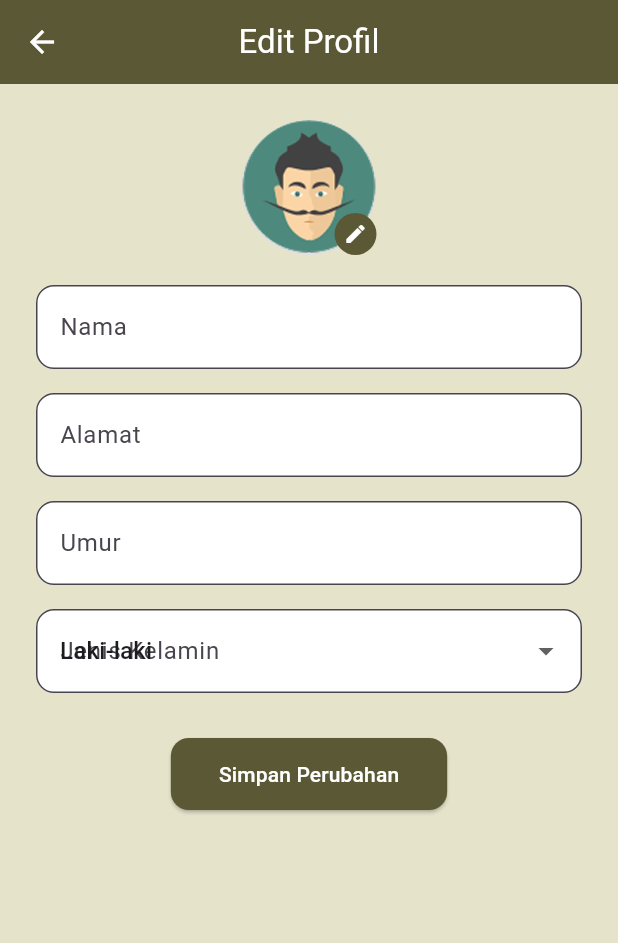
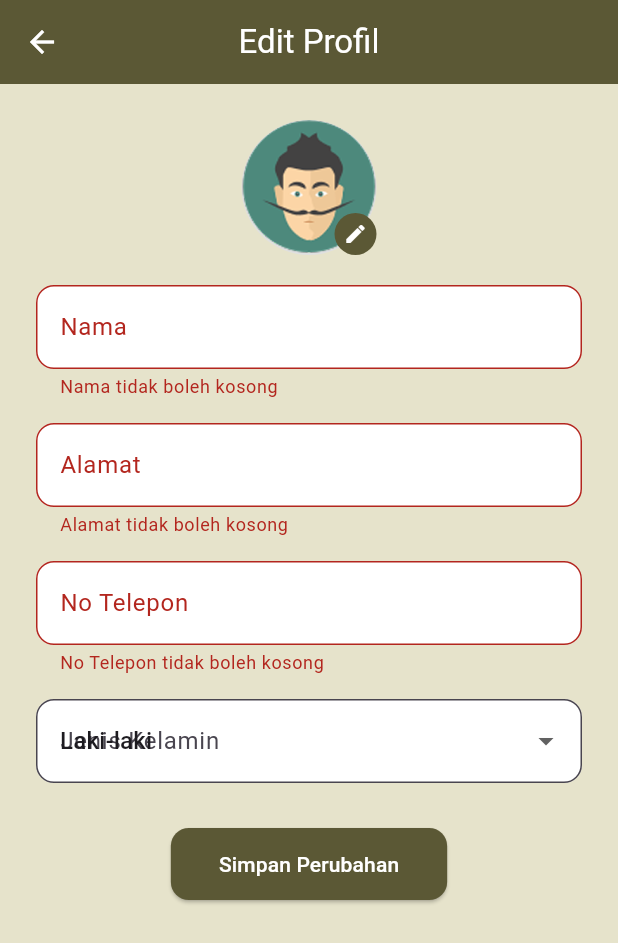
Before and after one commit to fnrss/localmart_v1, a Flutter app: the EditProfileScreen screen opened by its route, after a tap on "Simpan Perubahan", on a phone screen of 412 x 824 dp. Shown: the top 943 px of the screen. Run offline on Flutter 3.47's test engine with Material 3 defaults, Android fonts, the phone set to English and light mode, and no system bars; our stand-ins replace image_picker, supabase_flutter; accounts and stored records are empty.

Commit message:
Back end clear

```diff
--- a/lib/screens/profile/edit_profile.dart
+++ b/lib/screens/profile/edit_profile.dart
@@ -12,14 +12,16 @@ class EditProfileScreen extends StatefulWidget {
 }
 
 class _EditProfileScreenState extends State<EditProfileScreen> {
+  final _formKey = GlobalKey<FormState>();
   final _namaController = TextEditingController();
   final _alamatController = TextEditingController();
-  final _umurController = TextEditingController();
+  final _noTeleponController = TextEditingController();
   String _jenisKelamin = 'Laki-laki';
 
   String avatarUrl = '';
   Uint8List? imageBytes;
   String? fileName;
+  bool isLoading = false;
 
   @override
   void initState() {
@@ -33,17 +35,19 @@ class _EditProfileScreenState extends State<EditProfileScreen> {
 
     final data = await Supabase.instance.client
         .from('profile')
-        .select('nama, alamat, umur, jenis_kelamin, avatar_url')
+        .select('nama, alamat, no_telepon, jenis_kelamin, avatar_url')
         .eq('id', user.id)
-        .single();
+        .maybeSingle();
 
+    if (data != null) {
       setState(() {
         _namaController.text = data['nama'] ?? '';
         _alamatController.text = data['alamat'] ?? '';
-      _umurController.text = (data['umur'] ?? '').toString();
+        _noTeleponController.text = data['no_telepon'] ?? '';
         _jenisKelamin = data['jenis_kelamin'] ?? 'Laki-laki';
         avatarUrl = data['avatar_url'] ?? '';
       });
+    }
   }
 
   Future<void> _pickImage() async {
@@ -59,11 +63,16 @@ class _EditProfileScreenState extends State<EditProfileScreen> {
   }
 
   Future<void> _updateProfile() async {
+    if (!_formKey.currentState!.validate()) return;
+
+    setState(() => isLoading = true);
+
     final user = Supabase.instance.client.auth.currentUser;
     if (user == null) return;
 
     String? finalAvatarUrl = avatarUrl;
 
+    // Upload avatar baru ke Supabase Storage
     if (imageBytes != null && fileName != null) {
       final storage = Supabase.instance.client.storage;
       final path = 'avatar/$fileName.jpg';
@@ -77,17 +86,17 @@ class _EditProfileScreenState extends State<EditProfileScreen> {
       finalAvatarUrl = storage.from('avatar').getPublicUrl(path);
     }
 
+    // Update data ke Supabase
     await Supabase.instance.client.from('profile').update({
-      'nama': _namaController.text,
-      'alamat': _alamatController.text,
-      'umur': int.tryParse(_umurController.text),
+      'nama': _namaController.text.trim(),
+      'alamat': _alamatController.text.trim(),
+      'no_telepon': _noTeleponController.text.trim(),
       'jenis_kelamin': _jenisKelamin,
       'avatar_url': finalAvatarUrl,
     }).eq('id', user.id);
 
-    if (mounted) {
-      Navigator.pop(context, true);
-    }
+    setState(() => isLoading = false);
+    if (mounted) Navigator.pop(context, true);
   }
 
   @override
@@ -95,19 +104,21 @@ class _EditProfileScreenState extends State<EditProfileScreen> {
     return Scaffold(
       backgroundColor: const Color(0xFFE6E3CB),
       appBar: AppBar(
-        backgroundColor: const Color(0xFF5B5835), // Coklat tua
-        title: const Text(
-          'Edit Profil',
-          style: TextStyle(color: Colors.white),
-        ),
+        backgroundColor: const Color(0xFF5B5835),
+        title: const Text('Edit Profil', style: TextStyle(color: Colors.white)),
         centerTitle: true,
         iconTheme: const IconThemeData(color: Colors.white),
       ),
-      body: Padding(
+      body: isLoading
+          ? const Center(child: CircularProgressIndicator())
+          : Padding(
               padding: const EdgeInsets.all(24),
               child: SingleChildScrollView(
+                child: Form(
+                  key: _formKey,
                   child: Column(
                     children: [
+                      // Avatar
                       GestureDetector(
                         onTap: _pickImage,
                         child: Stack(
@@ -121,7 +132,8 @@ class _EditProfileScreenState extends State<EditProfileScreen> {
                                   : (avatarUrl.isNotEmpty
                                           ? NetworkImage(avatarUrl)
                                           : const AssetImage(
-                                  'assets/images/Avatar.png')) as ImageProvider,
+                                              'assets/images/Avatar.png'))
+                                      as ImageProvider,
                             ),
                             Container(
                               padding: const EdgeInsets.all(6),
@@ -129,23 +141,33 @@ class _EditProfileScreenState extends State<EditProfileScreen> {
                                 color: Color(0xFF5B5835),
                                 shape: BoxShape.circle,
                               ),
-                      child:
-                          const Icon(Icons.edit, size: 16, color: Colors.white),
+                              child: const Icon(Icons.edit,
+                                  size: 16, color: Colors.white),
                             ),
                           ],
                         ),
                       ),
                       const SizedBox(height: 20),
-              _buildTextField(_namaController, 'Nama'),
+
+                      // Input Nama
+                      _buildTextField(_namaController, 'Nama', validator: true),
                       const SizedBox(height: 16),
-              _buildTextField(_alamatController, 'Alamat'),
+
+                      // Input Alamat
+                      _buildTextField(_alamatController, 'Alamat',
+                          validator: true),
                       const SizedBox(height: 16),
+
+                      // Input No Telepon
                       _buildTextField(
-                _umurController,
-                'Umur',
-                keyboardType: TextInputType.number,
+                        _noTeleponController,
+                        'No Telepon',
+                        keyboardType: TextInputType.phone,
+                        validator: true,
                       ),
                       const SizedBox(height: 16),
+
+                      // Dropdown Jenis Kelamin
                       DropdownButtonFormField<String>(
                         value: _jenisKelamin,
                         decoration: InputDecoration(
@@ -167,12 +189,14 @@ class _EditProfileScreenState extends State<EditProfileScreen> {
                         },
                       ),
                       const SizedBox(height: 30),
+
+                      // Tombol Simpan
                       ElevatedButton(
                         onPressed: _updateProfile,
                         style: ElevatedButton.styleFrom(
-                  backgroundColor: const Color(0xFF5B5835), // Coklat tua
-                  padding:
-                      const EdgeInsets.symmetric(horizontal: 32, vertical: 14),
+                          backgroundColor: const Color(0xFF5B5835),
+                          padding: const EdgeInsets.symmetric(
+                              horizontal: 32, vertical: 14),
                           shape: RoundedRectangleBorder(
                             borderRadius: BorderRadius.circular(12),
                           ),
@@ -186,6 +210,7 @@ class _EditProfileScreenState extends State<EditProfileScreen> {
                   ),
                 ),
               ),
+            ),
     );
   }
 
@@ -193,10 +218,19 @@ class _EditProfileScreenState extends State<EditProfileScreen> {
     TextEditingController controller,
     String label, {
     TextInputType keyboardType = TextInputType.text,
+    bool validator = false,
   }) {
-    return TextField(
+    return TextFormField(
       controller: controller,
       keyboardType: keyboardType,
+      validator: validator
+          ? (value) {
+              if (value == null || value.trim().isEmpty) {
+                return '$label tidak boleh kosong';
+              }
+              return null;
+            }
+          : null,
       decoration: InputDecoration(
         labelText: label,
         filled: true,
```
Also changed, not shown: lib/screens/awal/login_screen.dart (+40 -10 lines), lib/screens/profile/profile_screen.dart (+6 -12 lines). Lines whose indentation alone changed are shown as unchanged.
